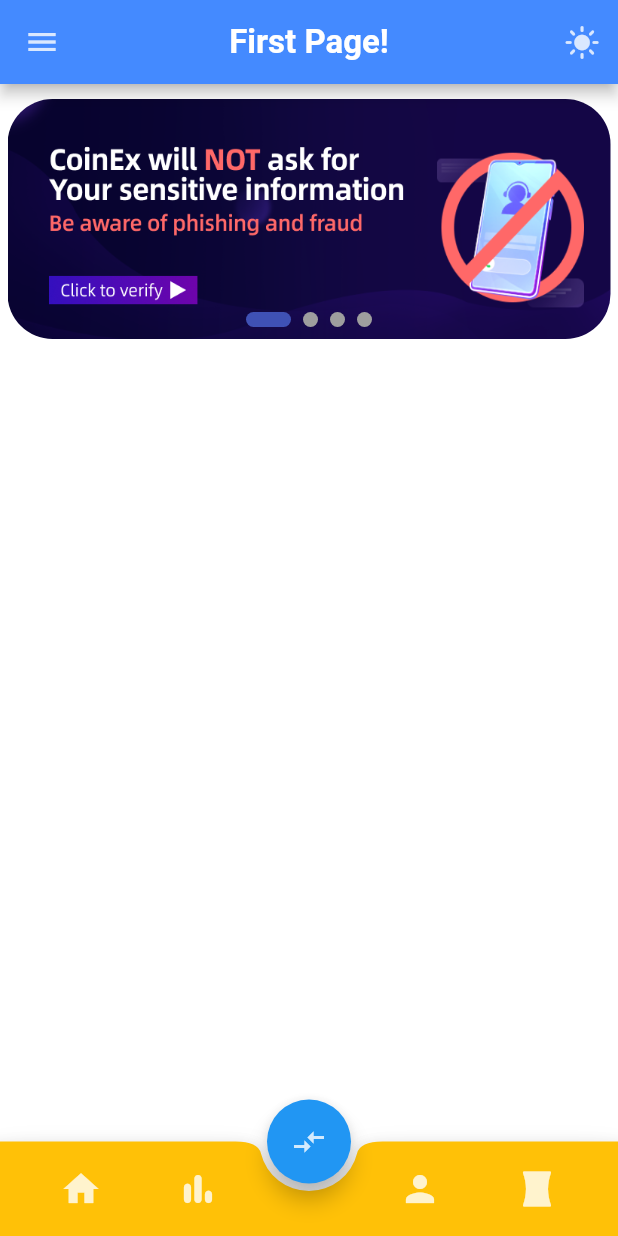
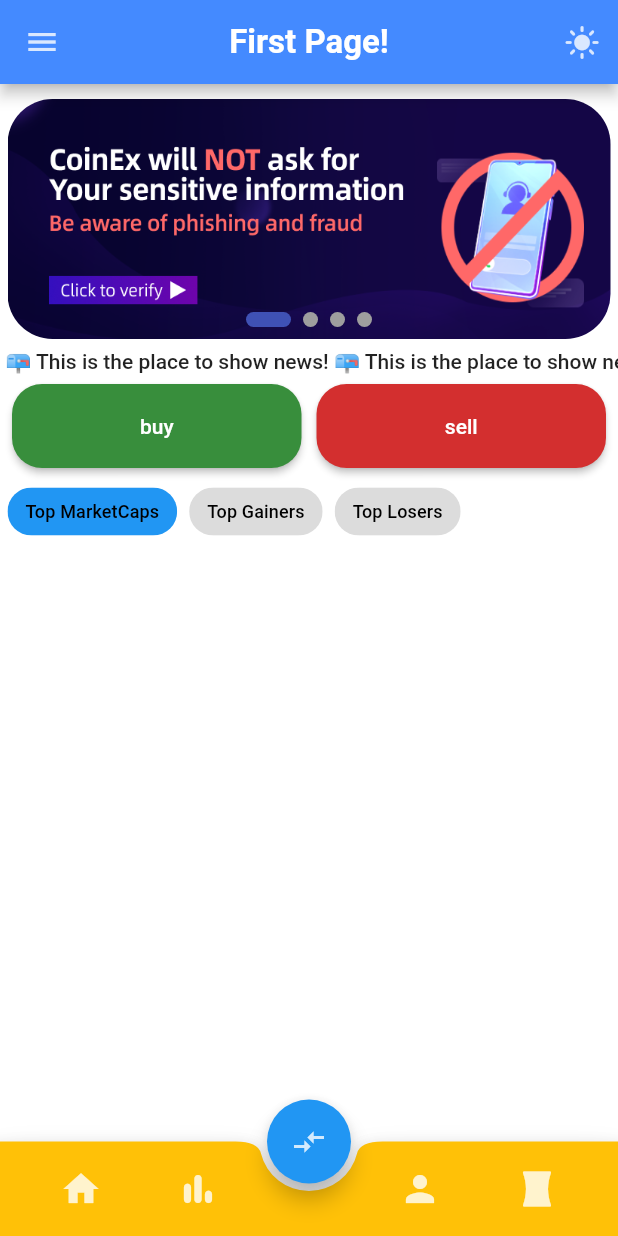
Before and after one commit to sajadrajaei2000/Crypto_App, a Flutter app: the screen it shows after launch, on a phone screen of 412 x 824 dp. Run offline on Flutter 3.47's test engine with Material 2 defaults, Android fonts, the phone set to English and light mode, and no system bars; drawn by our look-alikes of marquee, smooth_page_indicator; our stand-ins replace google_fonts; generated files the repository leaves out were written again; Roboto replaces fonts that are missing (Ubuntu).

Commit message:
commit 9

```diff
--- a/lib/ui/Homepage.dart
+++ b/lib/ui/Homepage.dart
@@ -1,8 +1,11 @@
+// ignore_for_file: prefer_const_constructors
+
 import 'package:flutter/material.dart';
 import 'package:project3/ui/ui_helper/ThemeSwitcher.dart';
 import 'package:smooth_page_indicator/smooth_page_indicator.dart';
 import 'package:project3/ui/ui_helper/HomePageView.dart';
 import 'package:flutter_gen/gen_l10n/app_localizations.dart';
+import 'package:marquee/marquee.dart';
 
 class Homepage extends StatefulWidget {
   const Homepage({super.key});
@@ -13,6 +16,8 @@ class Homepage extends StatefulWidget {
 
 class _HomepageState extends State<Homepage> {
   final PageController _pageViewController = PageController(initialPage: 0);
+  List<String> _choiceChips = ['Top MarketCaps', 'Top Gainers', 'Top Losers'];
+  var defaultChoiceIndex = 0;
 
   @override
   Widget build(BuildContext context) {
@@ -61,6 +66,68 @@ class _HomepageState extends State<Homepage> {
                     ],
                   ),
                 ),
+              ),
+              SizedBox(
+                height: 30,
+                width: double.infinity,
+                child: Marquee(
+                  text: ' 📪 This is the place to show news!',
+                  style: textTheme.bodyLarge,
+                ),
+              ),
+              Padding(
+                padding: const EdgeInsets.only(right: 8, left: 8),
+                child: Row(
+                  children: [
+                    Expanded(
+                        child: ElevatedButton(
+                      style: ElevatedButton.styleFrom(
+                          padding: EdgeInsets.all(20),
+                          backgroundColor: Colors.green[700],
+                          shape: RoundedRectangleBorder(
+                              borderRadius:
+                                  BorderRadius.all(Radius.circular(20)))),
+                      child: Text('buy'),
+                      onPressed: () {},
+                    )),
+                    SizedBox(width: 10),
+                    Expanded(
+                        child: ElevatedButton(
+                      style: ElevatedButton.styleFrom(
+                          padding: EdgeInsets.all(20),
+                          backgroundColor: Colors.red[700],
+                          shape: RoundedRectangleBorder(
+                              borderRadius:
+                                  BorderRadius.all(Radius.circular(20)))),
+                      child: Text('sell'),
+                      onPressed: () {},
+                    ))
+                  ],
+                ),
+              ),
+              Padding(
+                padding: const EdgeInsets.only(left: 5, right: 5, top: 5),
+                child: Row(
+                  children: [
+                    Wrap(
+                      spacing: 8,
+                      children: List.generate(_choiceChips.length, (index) {
+                        return ChoiceChip(
+                          label: Text(_choiceChips[index],
+                              style: textTheme.titleSmall),
+                          selected: defaultChoiceIndex == index,
+                          selectedColor: Colors.blue,
+                          onSelected: (value) {
+                            setState(() {
+                              defaultChoiceIndex =
+                                  value ? index : defaultChoiceIndex;
+                            });
+                          },
+                        );
+                      }),
+                    )
+                  ],
+                ),
               )
             ],
           ),
--- a/pubspec.yaml
+++ b/pubspec.yaml
@@ -41,6 +41,7 @@ dependencies:
   provider: ^6.0.5
   intl: ^0.18.0
   smooth_page_indicator: ^1.1.0
+  marquee: ^2.2.3
 
 dev_dependencies:
   flutter_test:
```
Also changed, not shown: pubspec.lock.
